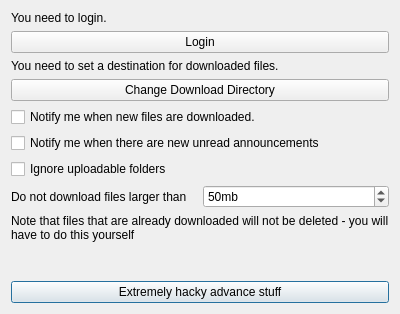
Before: the Qt Designer form settingsdialog.ui in Geraldcdx/IVLEDownloader, drawn with Qt 5.
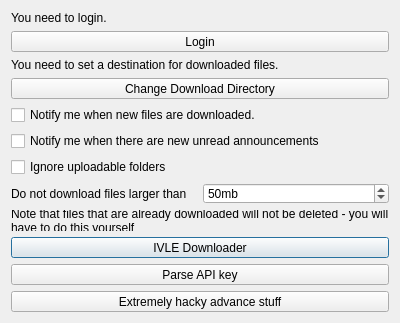
After: the same form once the commit is applied. Icons and pictures are not drawn.

Diff of the .ui file:
```diff
--- a/settingsdialog.ui
+++ b/settingsdialog.ui
@@ -162,6 +162,20 @@
      </property>
     </spacer>
    </item>
+   <item>
+    <widget class="QPushButton" name="pushButton_4">
+     <property name="text">
+      <string>IVLE Downloader</string>
+     </property>
+    </widget>
+   </item>
+   <item>
+    <widget class="QPushButton" name="pushButton_5">
+     <property name="text">
+      <string>Parse API key</string>
+     </property>
+    </widget>
+   </item>
    <item>
     <widget class="QPushButton" name="pushButton_3">
      <property name="text">
```
